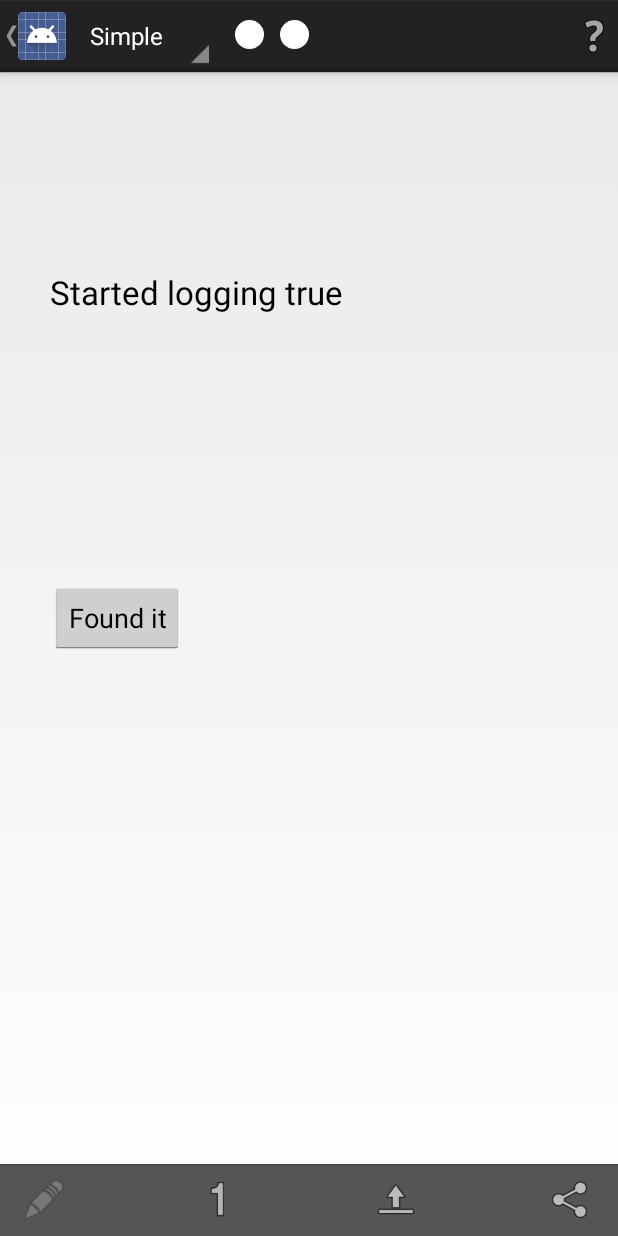
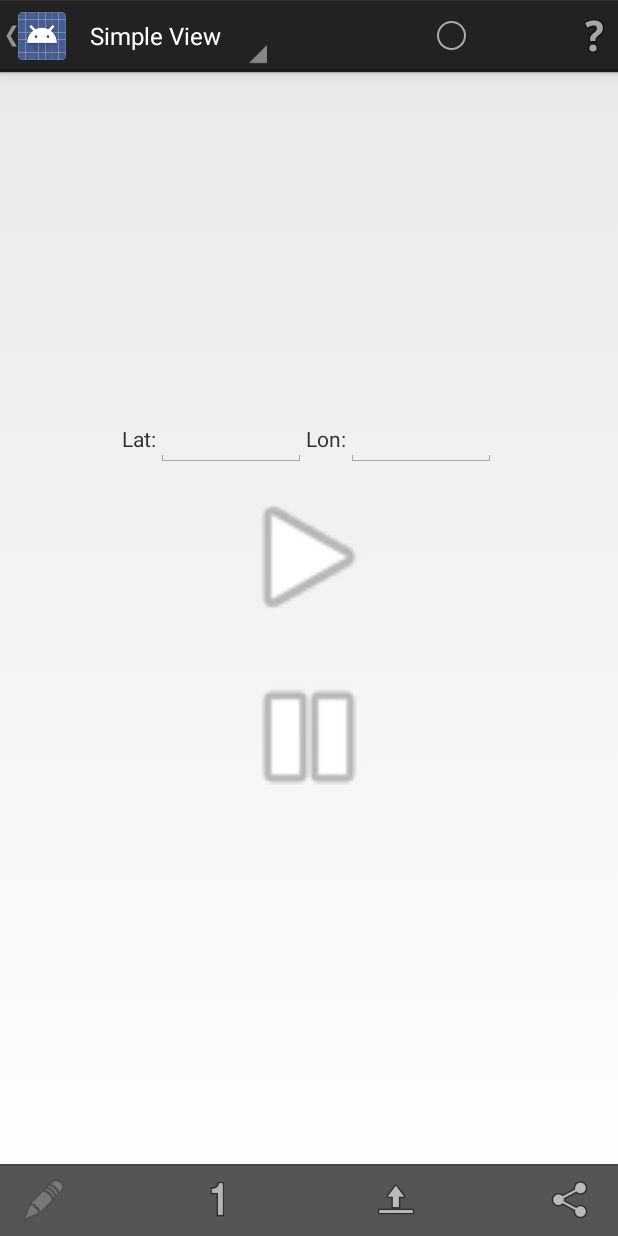
Before and after one commit to mendhak/gpslogger, an Android app: the screen it shows after launch (GpsMainActivity), after a tap on "Log one point", on a phone screen of 412 x 824 dp. Run offline under Robolectric (Android 15) with nearby library versions, the phone set to English and light mode, and no system bars; 6 statements that could not run were skipped.

Commit message:
New main UI elements added.

```diff
--- a/gpslogger/src/main/java/com/mendhak/gpslogger/GpsMainActivity.java
+++ b/gpslogger/src/main/java/com/mendhak/gpslogger/GpsMainActivity.java
@@ -2,20 +2,15 @@ package com.mendhak.gpslogger;
 
 import android.app.*;
 import android.content.*;
-import android.content.res.ColorStateList;
 import android.location.Location;
 import android.net.Uri;
 import android.os.Bundle;
 import android.os.Handler;
 import android.os.IBinder;
-import android.util.Log;
 import android.view.*;
 import android.support.v4.widget.DrawerLayout;
 import android.widget.*;
-import com.mendhak.gpslogger.common.AppSettings;
-import com.mendhak.gpslogger.common.IActionListener;
-import com.mendhak.gpslogger.common.Session;
-import com.mendhak.gpslogger.common.Utilities;
+import com.mendhak.gpslogger.common.*;
 import com.mendhak.gpslogger.senders.FileSenderFactory;
 import com.mendhak.gpslogger.senders.IFileSender;
 import com.mendhak.gpslogger.senders.dropbox.DropBoxAuthorizationActivity;
@@ -29,6 +24,8 @@ import com.mendhak.gpslogger.senders.osm.OSMHelper;
 import com.mendhak.gpslogger.settings.GeneralSettingsActivity;
 import com.mendhak.gpslogger.settings.LoggingSettingsActivity;
 import com.mendhak.gpslogger.settings.UploadSettingsActivity;
+import com.mendhak.gpslogger.views.GpsDetailedViewFragment;
+import com.mendhak.gpslogger.views.GpsSimpleViewFragment;
 import com.mendhak.gpslogger.views.GpsLegacyFragment;
 
 import java.io.File;
@@ -134,16 +131,21 @@ public class GpsMainActivity extends Activity
         navigationDrawerFragment.setUp(R.id.navigation_drawer, (DrawerLayout) findViewById(R.id.drawer_layout));
     }
 
-    private void ShowFragment(int fragment_number) {
+    private void changeMainView(int view) {
         FragmentTransaction transaction = fragmentManager.beginTransaction();
 
-        if (fragment_number == 0) {
-            transaction.replace(R.id.container, GpsLegacyFragment.newInstance());
-        } else {
-
-            transaction.replace(R.id.container, new NavigationDrawerFragment());
+        switch (view) {
+            case 0:
+                transaction.replace(R.id.container, new GpsSimpleViewFragment());
+                break;
+            case 1:
+                transaction.replace(R.id.container, new GpsDetailedViewFragment());
+                break;
+            default:
+            case 2:
+                transaction.replace(R.id.container, GpsLegacyFragment.newInstance());
+                break;
         }
-
         transaction.commit();
     }
 
@@ -221,8 +223,7 @@ public class GpsMainActivity extends Activity
      */
     @Override
     public boolean onNavigationItemSelected(int position, long id) {
-        // Our logic
-        ShowFragment(position);
+        changeMainView(position);
         return true;
 
     }
--- /dev/null
+++ b/gpslogger/src/main/java/com/mendhak/gpslogger/views/GpsSimpleViewFragment.java
@@ -0,0 +1,22 @@
+package com.mendhak.gpslogger.views;
+
+import android.app.Fragment;
+import android.os.Bundle;
+import android.view.LayoutInflater;
+import android.view.View;
+import android.view.ViewGroup;
+import com.mendhak.gpslogger.R;
+
+/**
+ * Created by oceanebelle on 03/04/14.
+ */
+public class GpsSimpleViewFragment extends Fragment {
+    @Override
+    public View onCreateView(LayoutInflater inflater, ViewGroup container, Bundle savedInstanceState) {
+        // TODO: Inflates the simple layout
+
+        View mainView = inflater.inflate(R.layout.fragment_simple_view, container, false);
+
+        return mainView;
+    }
+}
--- a/gpslogger/src/main/res/drawable/cicle_dark.xml
+++ b/gpslogger/src/main/res/drawable/circle_dark.xml
@@ -2,6 +2,6 @@
 
 <shape xmlns:android="http://schemas.android.com/apk/res/android"
        android:shape="oval">
-    <solid android:color="@android:color/black" />
+    <solid android:color="@android:color/background_dark" />
     <stroke android:color="@android:color/white" android:width="1dp"/>
 </shape>
--- /dev/null
+++ b/gpslogger/src/main/res/drawable/circle_none.xml
@@ -0,0 +1,7 @@
+<?xml version="1.0" encoding="utf-8"?>
+
+<shape xmlns:android="http://schemas.android.com/apk/res/android"
+        android:shape="oval">
+    <solid android:color="#00000000" />
+    <stroke android:color="@android:color/darker_gray" android:width="1dp"/>
+</shape>
--- a/gpslogger/src/main/res/layout/actionbar.xml
+++ b/gpslogger/src/main/res/layout/actionbar.xml
@@ -7,21 +7,12 @@
 
     <!-- TODO: Need to change the image views src to either circle_grey or circle_dark dynamically. -->
     <ImageView
-            android:layout_alignParentLeft="true"
+            android:layout_centerInParent="true"
             android:layout_width="30dp"
             android:layout_height="30dp"
             android:padding="5dp"
             android:id="@+id/action_notify_fix_img"
-            android:src="@drawable/circle_white"/>
-
-    <ImageView
-            android:layout_toRightOf="@id/action_notify_fix_img"
-            android:padding="5dp"
-            android:layout_width="30dp"
-            android:layout_height="30dp"
-            android:id="@+id/action_notify_log_img"
-            android:src="@drawable/circle_white"
-            />
+            android:src="@drawable/circle_none"/>
 
     <ImageButton
         android:id="@+id/imgHelp"
--- /dev/null
+++ b/gpslogger/src/main/res/layout/fragment_simple_view.xml
@@ -0,0 +1,79 @@
+<?xml version="1.0" encoding="utf-8"?>
+
+<RelativeLayout xmlns:android="http://schemas.android.com/apk/res/android"
+                android:layout_width="match_parent"
+                android:layout_height="match_parent">
+
+    <TableLayout
+            android:layout_centerInParent="true"
+            android:layout_width="wrap_content"
+            android:layout_height="wrap_content" >
+        <TableRow>
+
+            <LinearLayout
+                    android:orientation="horizontal"
+                    android:layout_width="wrap_content"
+                    android:layout_height="wrap_content">
+                <TextView
+                        android:layout_alignParentLeft="true"
+                        android:layout_width="wrap_content"
+                        android:layout_height="wrap_content"
+                        android:text="Lat:"
+                        android:id="@+id/simple_lat_label"/>
+
+                <EditText
+                        android:layout_alignParentRight="true"
+                        android:layout_width="wrap_content"
+                        android:layout_height="wrap_content"
+                        android:minWidth="100dp"
+                        android:id="@+id/simple_lon_text"
+                        android:editable="false"/>
+
+                <TextView
+                        android:layout_toLeftOf="@id/simple_lon_text"
+                        android:layout_width="wrap_content"
+                        android:layout_height="wrap_content"
+                        android:text="Lon:"
+                        android:id="@+id/simple_lon_label"/>
+
+                <EditText
+                        android:layout_toRightOf="@id/simple_lat_label"
+                        android:layout_width="wrap_content"
+                        android:layout_height="wrap_content"
+                        android:minWidth="100dp"
+                        android:id="@+id/simple_lat_text"
+                        android:editable="false"/>
+
+
+            </LinearLayout>
+        </TableRow>
+
+        <TableRow>
+            <LinearLayout
+                    android:orientation="vertical"
+                    android:layout_height="wrap_content"
+                    android:layout_width="wrap_content">
+            <!-- TODO: Only one of the following views should be displayed -->
+            <ImageView
+                    android:layout_height="100dp"
+                    android:layout_width="100dp"
+                    android:layout_margin="10dp"
+                    android:layout_gravity="center"
+                    android:background="?android:selectableItemBackground"
+                    android:id="@+id/simple_play"
+                    android:src="@android:drawable/ic_media_play"
+                    />
+            <ImageView
+                    android:layout_height="100dp"
+                    android:layout_width="100dp"
+                    android:layout_margin="10dp"
+                    android:layout_gravity="center"
+                    android:background="?android:selectableItemBackground"
+                    android:id="@+id/simple_stop"
+                    android:src="@android:drawable/ic_media_pause"
+                    />
+            </LinearLayout>
+        </TableRow>
+    </TableLayout>
+
+</RelativeLayout>
--- a/gpslogger/src/main/res/values/arrays.xml
+++ b/gpslogger/src/main/res/values/arrays.xml
@@ -80,9 +80,11 @@
         <item>SSL</item>
         <item>TLS</item>
     </string-array>
+
     <string-array name="gps_main_views">
-        <item>Simple</item>
-        <item>Detailed</item>
+        <item>@string/view_simple</item>
+        <item>@string/view_detailed</item>
+        <item>@string/view_legacy</item>
     </string-array>
 
 
--- a/gpslogger/src/main/res/values/strings.xml
+++ b/gpslogger/src/main/res/values/strings.xml
@@ -456,5 +456,8 @@
     <string name="txt_travel_duration">Duration:</string>
     <string name="menu_onepoint">Log one point</string>
 
+    <string name="view_simple">Simple View</string>
+    <string name="view_detailed">Detailed View</string>
+    <string name="view_legacy">Legacy</string>
 
 </resources>
--- /dev/null
+++ b/gpslogger/src/main/res/xml/screen_view.xml
@@ -0,0 +1,5 @@
+<?xml version="1.0" encoding="utf-8"?>
+<map >
+    <entry key="simple" value="TODO simple" />
+    <entry key="detailed" value="TODO Detailed" />
+</map>
```
Also changed, not shown: gpslogger/src/main/java/com/mendhak/gpslogger/common/XmlMap.java (added, +83 -0 lines), gpslogger/src/main/java/com/mendhak/gpslogger/views/GpsDetailedViewFragment.java (added, +22 -0 lines), gpslogger/src/main/res/drawable/rounded_gray.xml (added, +8 -0 lines), gpslogger/src/main/res/drawable/rounded_gray_thin.xml (added, +8 -0 lines), gpslogger/src/main/res/layout/fragment_detailed_view.xml (added, +267 -0 lines), gpslogger/src/main/res/drawable/circle_grey.xml (renamed from gpslogger/src/main/res/drawable/cirle_grey.xml).
